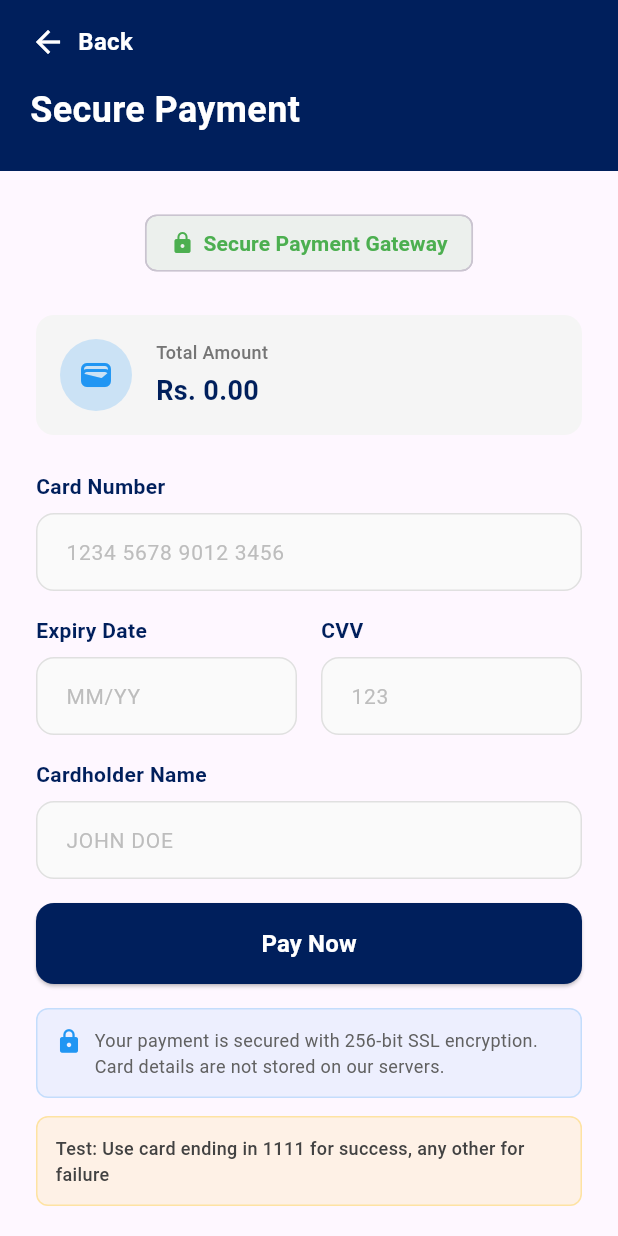
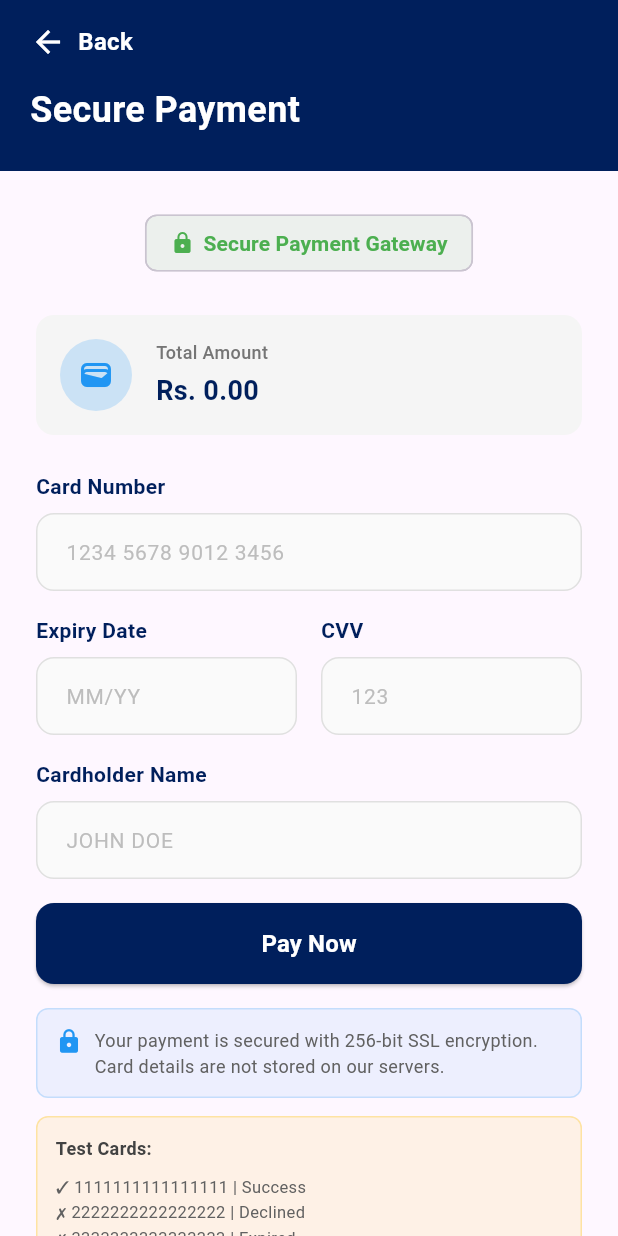
Before and after one commit to tanuri2002/traffic-fine-system, a Flutter app: the PaymentScreen screen opened directly with empty values, on a phone screen of 412 x 824 dp. Run offline on Flutter 3.47's test engine with Material 3 defaults, Android fonts, the phone set to English and light mode, and no system bars.

Commit message:
add sample data for payment details

```diff
--- a/mobile-app/flutter_ui/lib/screens/payment_screen.dart
+++ b/mobile-app/flutter_ui/lib/screens/payment_screen.dart
@@ -2,6 +2,7 @@ import 'package:flutter/material.dart';
 import 'package:flutter/services.dart';
 import '../models/fine_model.dart';
 import '../models/payment_model.dart';
+import '../models/test_payment_cards.dart';
 import '../widgets/custom_button.dart';
 import '../widgets/payment_text_field.dart';
 import 'payment_success_screen.dart';
@@ -525,13 +526,27 @@ class _PaymentScreenState extends State<PaymentScreen> {
                         ),
                       ),
                       padding: const EdgeInsets.all(12),
-                      child: Text(
-                        'Test: Use card ending in 1111 for success, any other for failure',
-                        style: TextStyle(
-                          fontSize: 12,
-                          color: Colors.grey[800],
-                          fontWeight: FontWeight.w500,
-                        ),
+                      child: Column(
+                        crossAxisAlignment: CrossAxisAlignment.start,
+                        children: [
+                          Text(
+                            'Test Cards:',
+                            style: TextStyle(
+                              fontSize: 12,
+                              color: Colors.grey[800],
+                              fontWeight: FontWeight.w600,
+                            ),
+                          ),
+                          const SizedBox(height: 8),
+                          Text(
+                            '✓ 1111111111111111 | Success\n✗ 2222222222222222 | Declined\n✗ 3333333333333333 | Expired',
+                            style: TextStyle(
+                              fontSize: 11,
+                              color: Colors.grey[700],
+                              height: 1.5,
+                            ),
+                          ),
+                        ],
                       ),
                     ),
                     const SizedBox(height: 16),
```
Also changed, not shown: mobile-app/flutter_ui/lib/models/test_payment_cards.dart (added, +95 -0 lines).
